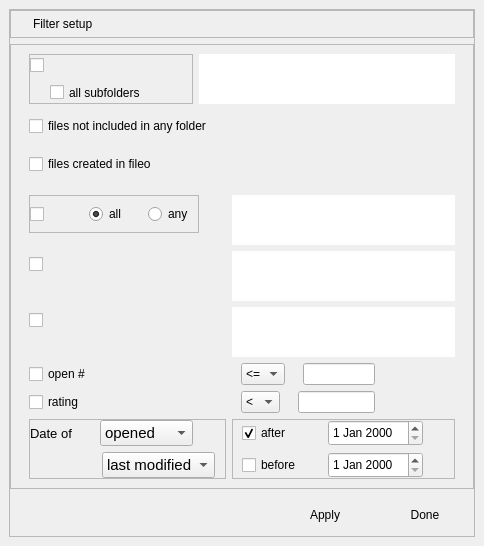
Michal-D4/fileo, file src/widgets/set_filter.ui: the form before one commit.
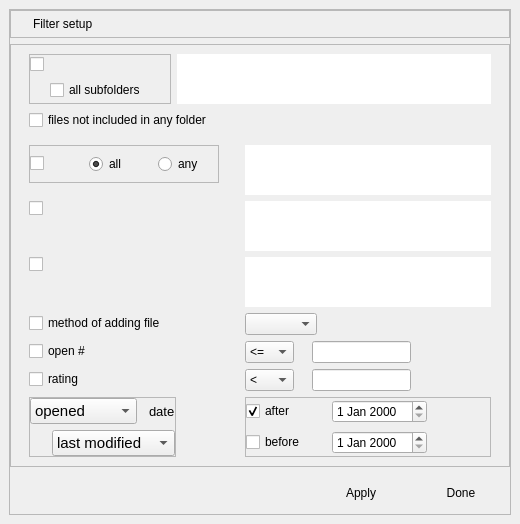
The form after the commit.

The edit to the form file:
```diff
--- a/src/widgets/set_filter.ui
+++ b/src/widgets/set_filter.ui
@@ -6,8 +6,8 @@
    <rect>
     <x>0</x>
     <y>0</y>
-    <width>484</width>
-    <height>546</height>
+    <width>520</width>
+    <height>523</height>
    </rect>
   </property>
   <property name="windowTitle">
@@ -34,7 +34,7 @@
      <property name="frameShadow">
       <enum>QFrame::Raised</enum>
      </property>
-     <layout class="QVBoxLayout" name="verticalLayout" stretch="0,1,0">
+     <layout class="QVBoxLayout" name="verticalLayout" stretch="0,0,0">
       <property name="leftMargin">
        <number>0</number>
       </property>
@@ -104,7 +104,10 @@
           <widget class="QFrame" name="fileref">
            <layout class="QVBoxLayout" name="filesLayout">
             <item>
-             <layout class="QHBoxLayout" name="horizontalLayout_4">
+             <layout class="QHBoxLayout" name="horizontalLayout_4" stretch="0,1">
+              <property name="spacing">
+               <number>6</number>
+              </property>
               <item>
                <widget class="QFrame" name="frameDir">
                 <property name="frameShape">
@@ -128,12 +131,6 @@
                  </property>
                  <item>
                   <widget class="QCheckBox" name="selected_dir">
-                   <property name="sizePolicy">
-                    <sizepolicy hsizetype="Preferred" vsizetype="Preferred">
-                     <horstretch>0</horstretch>
-                     <verstretch>0</verstretch>
-                    </sizepolicy>
-                   </property>
                    <property name="checked">
                     <bool>false</bool>
                    </property>
@@ -162,11 +159,11 @@
                    </item>
                    <item>
                     <widget class="QCheckBox" name="subDirs">
-                     <property name="sizePolicy">
-                      <sizepolicy hsizetype="Preferred" vsizetype="Preferred">
-                       <horstretch>0</horstretch>
-                       <verstretch>0</verstretch>
-                      </sizepolicy>
+                     <property name="minimumSize">
+                      <size>
+                       <width>120</width>
+                       <height>0</height>
+                      </size>
                      </property>
                      <property name="text">
                       <string>all subfolders</string>
@@ -180,12 +177,6 @@
               </item>
               <item>
                <widget class="QPlainTextEdit" name="dir_list">
-                <property name="sizePolicy">
-                 <sizepolicy hsizetype="Preferred" vsizetype="Preferred">
-                  <horstretch>0</horstretch>
-                  <verstretch>0</verstretch>
-                 </sizepolicy>
-                </property>
                 <property name="minimumSize">
                  <size>
                   <width>0</width>
@@ -213,12 +204,6 @@
             </item>
             <item>
              <widget class="QCheckBox" name="no_folder">
-              <property name="sizePolicy">
-               <sizepolicy hsizetype="Preferred" vsizetype="Preferred">
-                <horstretch>0</horstretch>
-                <verstretch>0</verstretch>
-               </sizepolicy>
-              </property>
               <property name="text">
                <string>files not included in any folder</string>
               </property>
@@ -227,41 +212,28 @@
               </attribute>
              </widget>
             </item>
-            <item>
-             <widget class="QCheckBox" name="createdHere">
-              <property name="sizePolicy">
-               <sizepolicy hsizetype="Preferred" vsizetype="Preferred">
-                <horstretch>0</horstretch>
-                <verstretch>0</verstretch>
-               </sizepolicy>
-              </property>
-              <property name="text">
-               <string>files created in fileo</string>
-              </property>
-              <attribute name="buttonGroup">
-               <string notr="true">file_buttons</string>
-              </attribute>
-             </widget>
-            </item>
            </layout>
           </widget>
          </item>
          <item>
           <layout class="QFormLayout" name="formLayout">
+           <property name="fieldGrowthPolicy">
+            <enum>QFormLayout::ExpandingFieldsGrow</enum>
+           </property>
            <property name="leftMargin">
             <number>9</number>
            </property>
+           <property name="topMargin">
+            <number>0</number>
+           </property>
            <property name="rightMargin">
             <number>9</number>
            </property>
+           <property name="bottomMargin">
+            <number>0</number>
+           </property>
            <item row="0" column="0">
             <widget class="QFrame" name="frame_tag">
-             <property name="maximumSize">
-              <size>
-               <width>16777215</width>
-               <height>16777215</height>
-              </size>
-             </property>
              <property name="frameShape">
               <enum>QFrame::StyledPanel</enum>
              </property>
@@ -289,12 +261,6 @@
               </property>
               <item>
                <widget class="QCheckBox" name="selected_tag">
-                <property name="sizePolicy">
-                 <sizepolicy hsizetype="Preferred" vsizetype="Preferred">
-                  <horstretch>0</horstretch>
-                  <verstretch>0</verstretch>
-                 </sizepolicy>
-                </property>
                 <property name="minimumSize">
                  <size>
                   <width>50</width>
@@ -308,15 +274,9 @@
               </item>
               <item>
                <widget class="QRadioButton" name="all_btn">
-                <property name="sizePolicy">
-                 <sizepolicy hsizetype="Preferred" vsizetype="Preferred">
-                  <horstretch>0</horstretch>
-                  <verstretch>0</verstretch>
-                 </sizepolicy>
-                </property>
                 <property name="minimumSize">
                  <size>
-                  <width>50</width>
+                  <width>60</width>
                   <height>0</height>
                  </size>
                 </property>
@@ -333,15 +293,9 @@
               </item>
               <item>
                <widget class="QRadioButton" name="any_btn">
-                <property name="sizePolicy">
-                 <sizepolicy hsizetype="Preferred" vsizetype="Preferred">
-                  <horstretch>0</horstretch>
-                  <verstretch>0</verstretch>
-                 </sizepolicy>
-                </property>
                 <property name="minimumSize">
                  <size>
-                  <width>50</width>
+                  <width>60</width>
                   <height>0</height>
                  </size>
                 </property>
@@ -359,17 +313,11 @@
            <item row="0" column="1">
             <widget class="QPlainTextEdit" name="tag_list">
              <property name="sizePolicy">
-              <sizepolicy hsizetype="Preferred" vsizetype="Preferred">
+              <sizepolicy hsizetype="Expanding" vsizetype="Fixed">
                <horstretch>0</horstretch>
                <verstretch>0</verstretch>
               </sizepolicy>
              </property>
-             <property name="minimumSize">
-              <size>
-               <width>0</width>
-               <height>50</height>
-              </size>
-             </property>
              <property name="maximumSize">
               <size>
                <width>16777215</width>
@@ -388,29 +336,16 @@
             </widget>
            </item>
            <item row="1" column="0">
-            <widget class="QCheckBox" name="selected_ext">
-             <property name="sizePolicy">
-              <sizepolicy hsizetype="Preferred" vsizetype="Preferred">
-               <horstretch>0</horstretch>
-               <verstretch>0</verstretch>
-              </sizepolicy>
-             </property>
-            </widget>
+            <widget class="QCheckBox" name="selected_ext"/>
            </item>
            <item row="1" column="1">
             <widget class="QPlainTextEdit" name="ext_list">
              <property name="sizePolicy">
-              <sizepolicy hsizetype="Preferred" vsizetype="Preferred">
+              <sizepolicy hsizetype="Expanding" vsizetype="Fixed">
                <horstretch>0</horstretch>
                <verstretch>0</verstretch>
               </sizepolicy>
              </property>
-             <property name="minimumSize">
-              <size>
-               <width>0</width>
-               <height>50</height>
-              </size>
-             </property>
              <property name="maximumSize">
               <size>
                <width>16777215</width>
@@ -429,29 +364,16 @@
             </widget>
            </item>
            <item row="2" column="0">
-            <widget class="QCheckBox" name="selected_author">
-             <property name="sizePolicy">
-              <sizepolicy hsizetype="Preferred" vsizetype="Preferred">
-               <horstretch>0</horstretch>
-               <verstretch>0</verstretch>
-              </sizepolicy>
-             </property>
-            </widget>
+            <widget class="QCheckBox" name="selected_author"/>
            </item>
            <item row="2" column="1">
             <widget class="QPlainTextEdit" name="author_list">
              <property name="sizePolicy">
-              <sizepolicy hsizetype="Preferred" vsizetype="Preferred">
+              <sizepolicy hsizetype="Expanding" vsizetype="Fixed">
                <horstretch>0</horstretch>
                <verstretch>0</verstretch>
               </sizepolicy>
              </property>
-             <property name="minimumSize">
-              <size>
-               <width>0</width>
-               <height>50</height>
-              </size>
-             </property>
              <property name="maximumSize">
               <size>
                <width>16777215</width>
@@ -469,44 +391,26 @@
              </property>
             </widget>
            </item>
-           <item row="3" column="0">
+           <item row="4" column="0">
             <widget class="QCheckBox" name="open_sel">
-             <property name="sizePolicy">
-              <sizepolicy hsizetype="Preferred" vsizetype="Preferred">
-               <horstretch>0</horstretch>
-               <verstretch>0</verstretch>
-              </sizepolicy>
+             <property name="minimumSize">
+              <size>
+               <width>150</width>
+               <height>0</height>
+              </size>
              </property>
              <property name="text">
               <string>open #</string>
              </property>
             </widget>
            </item>
-           <item row="3" column="1">
+           <item row="4" column="1">
             <layout class="QHBoxLayout" name="HLayoutOpen" stretch="1,0,2,1">
              <property name="leftMargin">
-              <number>9</number>
+              <number>0</number>
              </property>
              <item>
               <widget class="QComboBox" name="open_cond">
-               <property name="sizePolicy">
-                <sizepolicy hsizetype="Preferred" vsizetype="Preferred">
-                 <horstretch>0</horstretch>
-                 <verstretch>0</verstretch>
-                </sizepolicy>
-               </property>
-               <property name="minimumSize">
-                <size>
-                 <width>0</width>
-                 <height>0</height>
-                </size>
-               </property>
-               <property name="maximumSize">
-                <size>
-                 <width>16777215</width>
-                 <height>16777215</height>
-                </size>
-               </property>
                <item>
                 <property name="text">
                  <string>&lt;=</string>
@@ -537,24 +441,6 @@
              </item>
              <item>
               <widget class="QLineEdit" name="open_edit">
-               <property name="sizePolicy">
-                <sizepolicy hsizetype="Preferred" vsizetype="Preferred">
-                 <horstretch>0</horstretch>
-                 <verstretch>0</verstretch>
-                </sizepolicy>
-               </property>
-               <property name="minimumSize">
-                <size>
-                 <width>0</width>
-                 <height>0</height>
-                </size>
-               </property>
-               <property name="maximumSize">
-                <size>
-                 <width>16777215</width>
-                 <height>16777215</height>
-                </size>
-               </property>
                <property name="alignment">
                 <set>Qt::AlignCenter</set>
                </property>
@@ -578,44 +464,26 @@
              </item>
             </layout>
            </item>
-           <item row="4" column="0">
+           <item row="5" column="0">
             <widget class="QCheckBox" name="rating_sel">
-             <property name="sizePolicy">
-              <sizepolicy hsizetype="Preferred" vsizetype="Preferred">
-               <horstretch>0</horstretch>
-               <verstretch>0</verstretch>
-              </sizepolicy>
+             <property name="minimumSize">
+              <size>
+               <width>150</width>
+               <height>0</height>
+              </size>
              </property>
              <property name="text">
               <string>rating</string>
              </property>
             </widget>
            </item>
-           <item row="4" column="1">
+           <item row="5" column="1">
             <layout class="QHBoxLayout" name="HLayoutRating" stretch="1,0,2,1">
              <property name="leftMargin">
-              <number>9</number>
+              <number>0</number>
              </property>
              <item>
               <widget class="QComboBox" name="rating_cond">
-               <property name="sizePolicy">
-                <sizepolicy hsizetype="Preferred" vsizetype="Preferred">
-                 <horstretch>0</horstretch>
-                 <verstretch>0</verstretch>
-                </sizepolicy>
-               </property>
-               <property name="minimumSize">
-                <size>
-                 <width>0</width>
-                 <height>0</height>
-                </size>
-               </property>
-               <property name="maximumSize">
-                <size>
-                 <width>16777215</width>
-                 <height>16777215</height>
-                </size>
-               </property>
                <item>
                 <property name="text">
                  <string>&lt;</string>
@@ -651,24 +519,6 @@
              </item>
              <item>
               <widget class="QLineEdit" name="rating_edit">
-               <property name="sizePolicy">
-                <sizepolicy hsizetype="Preferred" vsizetype="Preferred">
-                 <horstretch>0</horstretch>
-                 <verstretch>0</verstretch>
-                </sizepolicy>
-               </property>
-               <property name="minimumSize">
-                <size>
-                 <width>0</width>
-                 <height>0</height>
-                </size>
-               </property>
-               <property name="maximumSize">
-                <size>
-                 <width>16777215</width>
-                 <height>16777215</height>
-                </size>
-               </property>
                <property name="alignment">
                 <set>Qt::AlignCenter</set>
                </property>
@@ -692,10 +542,10 @@
              </item>
             </layout>
            </item>
-           <item row="5" column="0">
+           <item row="6" column="0">
             <widget class="QFrame" name="date_type_frame">
              <property name="sizePolicy">
-              <sizepolicy hsizetype="Preferred" vsizetype="Preferred">
+              <sizepolicy hsizetype="Expanding" vsizetype="Preferred">
                <horstretch>0</horstretch>
                <verstretch>0</verstretch>
               </sizepolicy>
@@ -727,50 +577,14 @@
                 <property name="spacing">
                  <number>12</number>
                 </property>
-                <item>
-                 <widget class="QLabel" name="label_3">
-                  <property name="sizePolicy">
-                   <sizepolicy hsizetype="Preferred" vsizetype="Preferred">
-                    <horstretch>0</horstretch>
-                    <verstretch>0</verstretch>
-                   </sizepolicy>
-                  </property>
-                  <property name="minimumSize">
-                   <size>
-                    <width>0</width>
-                    <height>0</height>
-                   </size>
-                  </property>
-                  <property name="font">
-                   <font>
-                    <pointsize>10</pointsize>
-                   </font>
-                  </property>
-                  <property name="text">
-                   <string>Date of</string>
-                  </property>
-                 </widget>
-                </item>
                 <item>
                  <widget class="QComboBox" name="date_type">
                   <property name="sizePolicy">
-                   <sizepolicy hsizetype="Preferred" vsizetype="Preferred">
+                   <sizepolicy hsizetype="Expanding" vsizetype="Preferred">
                     <horstretch>0</horstretch>
                     <verstretch>0</verstretch>
                    </sizepolicy>
                   </property>
-                  <property name="minimumSize">
-                   <size>
-                    <width>0</width>
-                    <height>0</height>
-                   </size>
-                  </property>
-                  <property name="maximumSize">
-                   <size>
-                    <width>16777215</width>
-                    <height>16777215</height>
-                   </size>
-                  </property>
                   <property name="font">
                    <font>
                     <pointsize>11</pointsize>
@@ -804,20 +618,16 @@
                  </widget>
                 </item>
                 <item>
-                 <spacer name="horizontalSpacer_4">
-                  <property name="orientation">
-                   <enum>Qt::Horizontal</enum>
+                 <widget class="QLabel" name="label_3">
+                  <property name="font">
+                   <font>
+                    <pointsize>10</pointsize>
+                   </font>
                   </property>
-                  <property name="sizeType">
-                   <enum>QSizePolicy::Fixed</enum>
+                  <property name="text">
+                   <string>date</string>
                   </property>
-                  <property name="sizeHint" stdset="0">
-                   <size>
-                    <width>32</width>
-                    <height>20</height>
-                   </size>
-                  </property>
-                 </spacer>
+                 </widget>
                 </item>
                </layout>
               </item>
@@ -826,6 +636,9 @@
                 <property name="leftMargin">
                  <number>9</number>
                 </property>
+                <property name="rightMargin">
+                 <number>0</number>
+                </property>
                 <item>
                  <widget class="QLabel" name="label">
                   <property name="text">
@@ -833,42 +646,14 @@
                   </property>
                  </widget>
                 </item>
-                <item>
-                 <spacer name="horizontalSpacer_9">
-                  <property name="orientation">
-                   <enum>Qt::Horizontal</enum>
-                  </property>
-                  <property name="sizeType">
-                   <enum>QSizePolicy::Fixed</enum>
-                  </property>
-                  <property name="sizeHint" stdset="0">
-                   <size>
-                    <width>50</width>
-                    <height>20</height>
-                   </size>
-                  </property>
-                 </spacer>
-                </item>
                 <item>
                  <widget class="QComboBox" name="note_date_type">
                   <property name="sizePolicy">
-                   <sizepolicy hsizetype="Preferred" vsizetype="Preferred">
+                   <sizepolicy hsizetype="Expanding" vsizetype="Preferred">
                     <horstretch>0</horstretch>
                     <verstretch>0</verstretch>
                    </sizepolicy>
                   </property>
-                  <property name="minimumSize">
-                   <size>
-                    <width>0</width>
-                    <height>0</height>
-                   </size>
-                  </property>
-                  <property name="maximumSize">
-                   <size>
-                    <width>16777215</width>
-                    <height>16777215</height>
-                   </size>
-                  </property>
                   <property name="font">
                    <font>
                     <pointsize>11</pointsize>
@@ -876,7 +661,7 @@
                   </property>
                   <item>
                    <property name="text">
-                    <string>last modified</string>
+                    <string>last modified    </string>
                    </property>
                   </item>
                   <item>
@@ -896,28 +681,12 @@
                   </item>
                  </widget>
                 </item>
-                <item>
-                 <spacer name="horizontalSpacer_10">
-                  <property name="orientation">
-                   <enum>Qt::Horizontal</enum>
-                  </property>
-                  <property name="sizeType">
-                   <enum>QSizePolicy::Fixed</enum>
-                  </property>
-                  <property name="sizeHint" stdset="0">
-                   <size>
-                    <width>10</width>
-                    <height>20</height>
-                   </size>
-                  </property>
-                 </spacer>
-                </item>
                </layout>
               </item>
              </layout>
             </widget>
            </item>
-           <item row="5" column="1">
+           <item row="6" column="1">
             <widget class="QFrame" name="date_frame">
              <property name="frameShape">
               <enum>QFrame::StyledPanel</enum>
@@ -930,7 +699,7 @@
                <number>6</number>
               </property>
               <property name="leftMargin">
-               <number>9</number>
+               <number>0</number>
               </property>
               <property name="topMargin">
                <number>0</number>
@@ -950,12 +719,6 @@
                  <layout class="QHBoxLayout" name="HLayoutAfter_2">
                   <item>
                    <widget class="QCheckBox" name="after">
-                    <property name="sizePolicy">
-                     <sizepolicy hsizetype="Preferred" vsizetype="Preferred">
-                      <horstretch>0</horstretch>
-                      <verstretch>0</verstretch>
-                     </sizepolicy>
-                    </property>
                     <property name="minimumSize">
                      <size>
                       <width>80</width>
@@ -971,32 +734,7 @@
                    </widget>
                   </item>
                   <item>
-                   <widget class="QDateEdit" name="after_date">
-                    <property name="sizePolicy">
-                     <sizepolicy hsizetype="Preferred" vsizetype="Preferred">
-                      <horstretch>0</horstretch>
-                      <verstretch>0</verstretch>
-                     </sizepolicy>
-                    </property>
-                    <property name="minimumSize">
-                     <size>
-                      <width>0</width>
-                      <height>0</height>
-                     </size>
-                    </property>
-                    <property name="maximumSize">
-                     <size>
-                      <width>16777215</width>
-                      <height>16777215</height>
-                     </size>
-                    </property>
-                    <property name="sizeIncrement">
-                     <size>
-                      <width>0</width>
-                      <height>2</height>
-                     </size>
-                    </property>
-                   </widget>
+                   <widget class="QDateEdit" name="after_date"/>
                   </item>
                  </layout>
                 </item>
@@ -1004,50 +742,13 @@
                  <layout class="QHBoxLayout" name="HLayoutBefore_2">
                   <item>
                    <widget class="QCheckBox" name="before">
-                    <property name="sizePolicy">
-                     <sizepolicy hsizetype="Preferred" vsizetype="Preferred">
-                      <horstretch>0</horstretch>
-                      <verstretch>0</verstretch>
-                     </sizepolicy>
-                    </property>
-                    <property name="minimumSize">
-                     <size>
-                      <width>0</width>
-                      <height>0</height>
-                     </size>
-                    </property>
                     <property name="text">
                      <string>before</string>
                     </property>
                    </widget>
                   </item>
                   <item>
-                   <widget class="QDateEdit" name="before_date">
-                    <property name="sizePolicy">
-                     <sizepolicy hsizetype="Preferred" vsizetype="Preferred">
-                      <horstretch>0</horstretch>
-                      <verstretch>0</verstretch>
-                     </sizepolicy>
-                    </property>
-                    <property name="minimumSize">
-                     <size>
-                      <width>0</width>
-                      <height>0</height>
-                     </size>
-                    </property>
-                    <property name="maximumSize">
-                     <size>
-                      <width>16777215</width>
-                      <height>16777215</height>
-                     </size>
-                    </property>
-                    <property name="sizeIncrement">
-                     <size>
-                      <width>0</width>
-                      <height>2</height>
-                     </size>
-                    </property>
-                   </widget>
+                   <widget class="QDateEdit" name="before_date"/>
                   </item>
                  </layout>
                 </item>
@@ -1069,6 +770,23 @@
              </layout>
             </widget>
            </item>
+           <item row="3" column="0">
+            <widget class="QCheckBox" name="add_method">
+             <property name="minimumSize">
+              <size>
+               <width>210</width>
+               <height>0</height>
+              </size>
+             </property>
+             <property name="text">
+              <string>method of adding file</string>
+             </property>
+            </widget>
+           </item>
+           <item row="3" column="1">
+            <widget class="QComboBox" name="how_added">
+            </widget>
+           </item>
           </layout>
          </item>
         </layout>
@@ -1107,18 +825,6 @@
          </item>
          <item>
           <widget class="QPushButton" name="btnApply">
-           <property name="sizePolicy">
-            <sizepolicy hsizetype="Preferred" vsizetype="Preferred">
-             <horstretch>0</horstretch>
-             <verstretch>0</verstretch>
-            </sizepolicy>
-           </property>
-           <property name="minimumSize">
-            <size>
-             <width>0</width>
-             <height>0</height>
-            </size>
-           </property>
            <property name="text">
             <string>Apply</string>
            </property>
@@ -1129,18 +835,6 @@
          </item>
          <item>
           <widget class="QPushButton" name="btnDone">
-           <property name="sizePolicy">
-            <sizepolicy hsizetype="Preferred" vsizetype="Preferred">
-             <horstretch>0</horstretch>
-             <verstretch>0</verstretch>
-            </sizepolicy>
-           </property>
-           <property name="minimumSize">
-            <size>
-             <width>0</width>
-             <height>0</height>
-            </size>
-           </property>
            <property name="text">
             <string>Done</string>
            </property>
```
Left out of the diff: 12 changed lines with no effect on the pictures.
